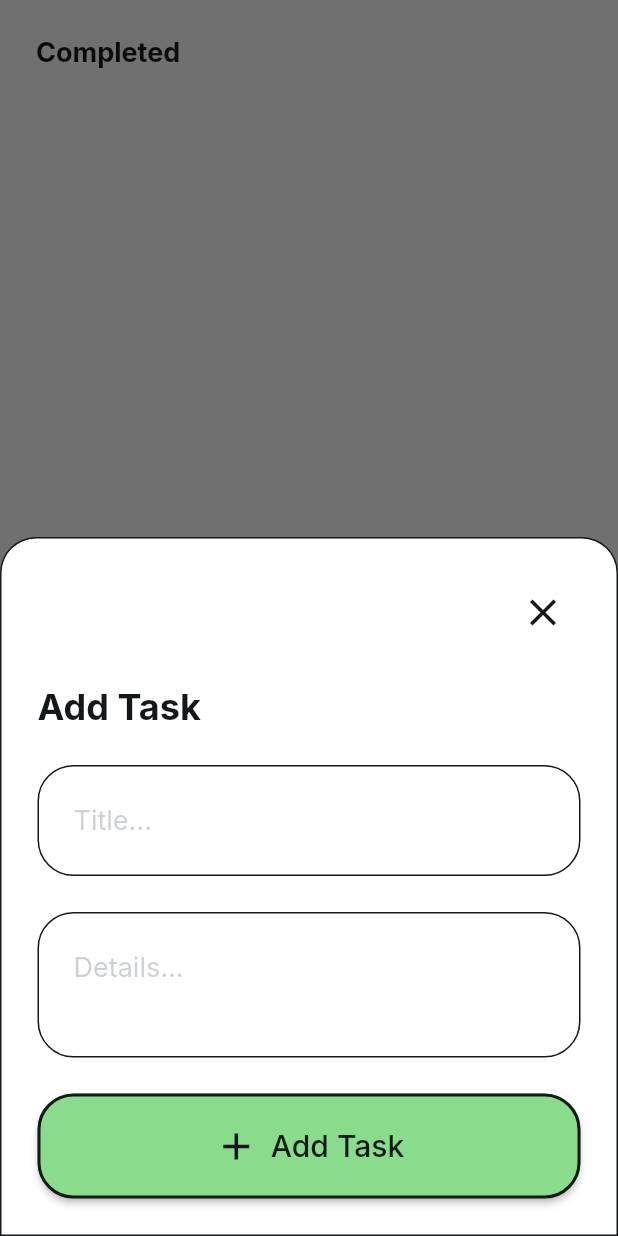
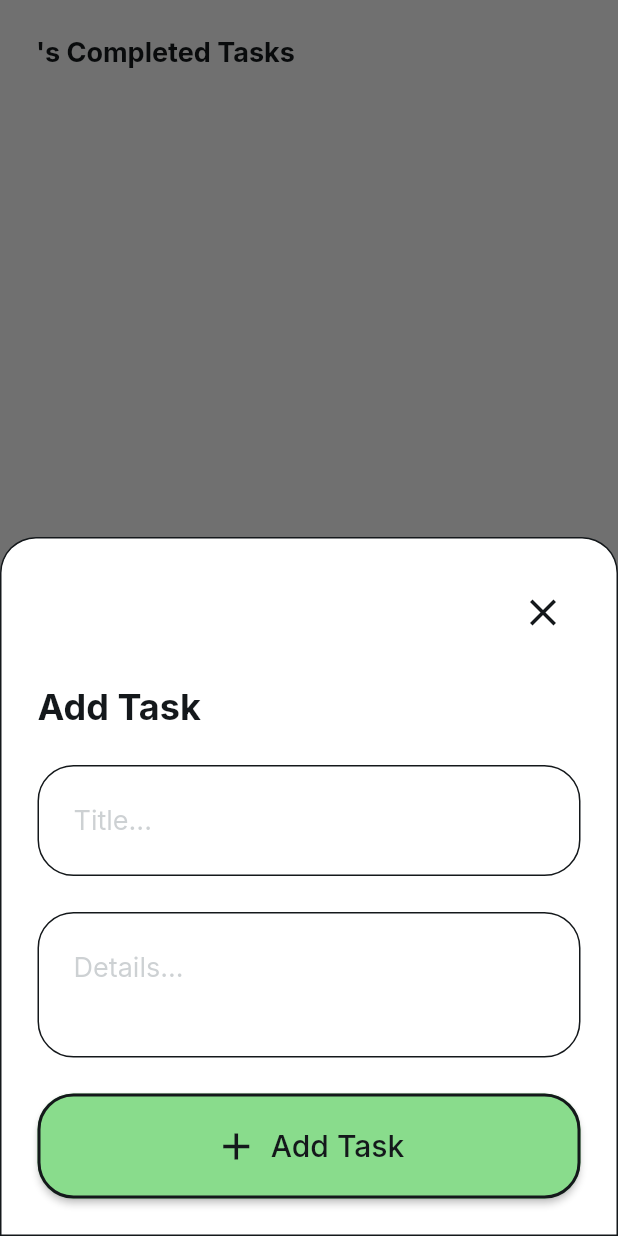
Before and after one commit to Asher-McCoy/TodoApp-FlutterFlow, a Flutter app: the screen it shows once a user with an empty profile is signed in, item 2 of the bottom bar chosen, after a tap on the "add" icon, on a phone screen of 412 x 824 dp. Run offline on Flutter 3.47's test engine with Material 3 defaults, Android fonts, the phone set to English and light mode, and no system bars; drawn by our look-alikes of auto_size_text; our stand-ins replace cloud_firestore, easy_debounce, file_picker, firebase_auth, firebase_core, firebase_storage and 12 more; missing offline and left inert: json_path, mime_type; accounts and stored records are empty.

Commit message:
Updating Top of Page Labels

```diff
--- a/lib/completed/completed_widget.dart
+++ b/lib/completed/completed_widget.dart
@@ -99,8 +99,9 @@ class _CompletedWidgetState extends State<CompletedWidget> {
             children: [
               Padding(
                 padding: EdgeInsetsDirectional.fromSTEB(24.0, 0.0, 0.0, 0.0),
-                child: Text(
-                  'Completed',
+                child: AuthUserStreamWidget(
+                  builder: (context) => Text(
+                    '${currentUserDisplayName}\'s Completed Tasks',
                     style: FlutterFlowTheme.of(context).headlineMedium.override(
                           font: GoogleFonts.inter(
                             fontWeight: FlutterFlowTheme.of(context)
@@ -117,6 +118,7 @@ class _CompletedWidgetState extends State<CompletedWidget> {
                           fontStyle: FlutterFlowTheme.of(context)
                               .headlineMedium
                               .fontStyle,
+                        ),
                   ),
                 ),
               ),
--- a/lib/tasks/tasks_widget.dart
+++ b/lib/tasks/tasks_widget.dart
@@ -99,8 +99,9 @@ class _TasksWidgetState extends State<TasksWidget> {
             children: [
               Padding(
                 padding: EdgeInsetsDirectional.fromSTEB(24.0, 0.0, 0.0, 0.0),
-                child: Text(
-                  'Tasks',
+                child: AuthUserStreamWidget(
+                  builder: (context) => Text(
+                    '${currentUserDisplayName}\'s Unfinished Tasks',
                     style: FlutterFlowTheme.of(context).headlineMedium.override(
                           font: GoogleFonts.inter(
                             fontWeight: FlutterFlowTheme.of(context)
@@ -117,6 +118,7 @@ class _TasksWidgetState extends State<TasksWidget> {
                           fontStyle: FlutterFlowTheme.of(context)
                               .headlineMedium
                               .fontStyle,
+                        ),
                   ),
                 ),
               ),
```
Lines whose indentation alone changed are shown as unchanged.
